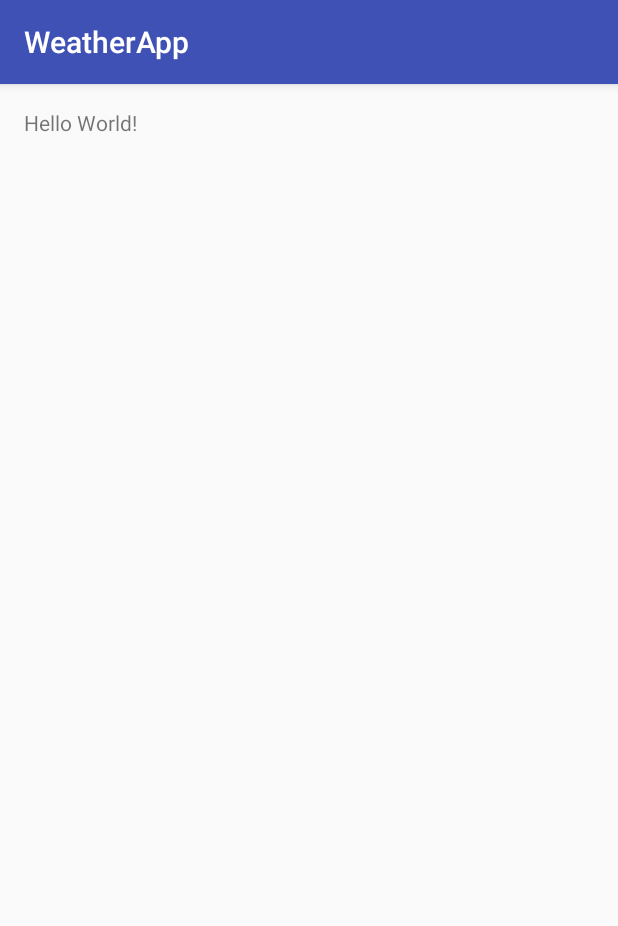
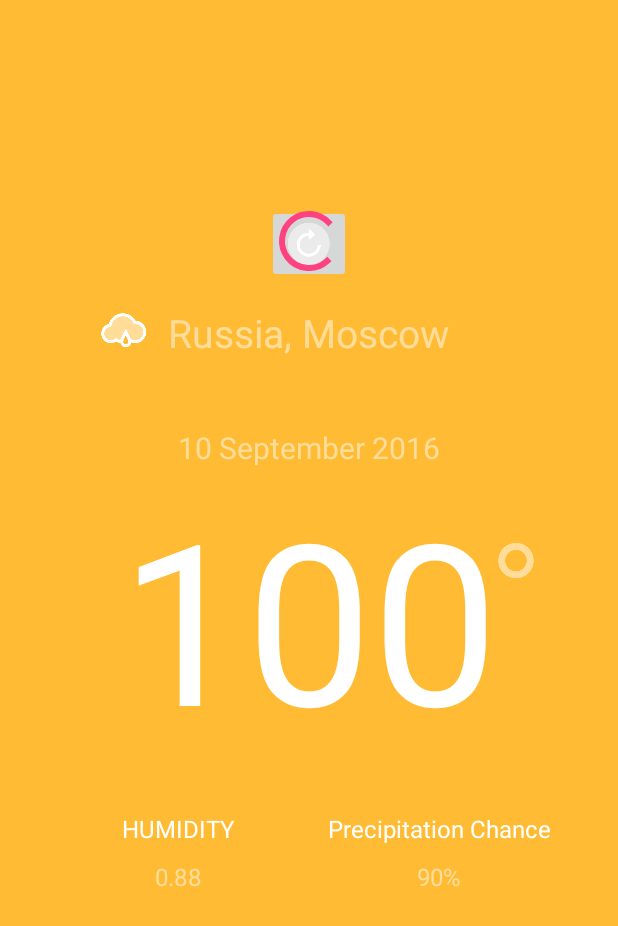
Before and after one commit to BarbosSergos/WeatherApp_WholeProject, an Android app: the screen it shows after launch (MainActivity), on a phone screen of 412 x 824 dp. Shown: the top 926 px of the screen. Run offline under Robolectric (Android 15) with nearby library versions, the phone set to English and light mode, and no system bars; our stand-ins replace ButterKnife.

Commit message:
Finished activity_main

```diff
--- a/app/build.gradle
+++ b/app/build.gradle
@@ -24,4 +24,5 @@ dependencies {
     testCompile 'junit:junit:4.12'
     compile 'com.android.support:appcompat-v7:24.2.0'
     compile 'com.squareup.okhttp3:okhttp:3.4.1'
+    compile 'com.jakewharton:butterknife:6.0.0'
 }
--- a/app/src/main/AndroidManifest.xml
+++ b/app/src/main/AndroidManifest.xml
@@ -11,7 +11,8 @@
         android:label="@string/app_name"
         android:supportsRtl="true"
         android:theme="@style/AppTheme">
-        <activity android:name=".MainActivity">
+        <activity android:name=".MainActivity"
+            android:screenOrientation="portrait">
             <intent-filter>
                 <action android:name="android.intent.action.MAIN"/>
 
--- a/app/src/main/java/com/barbos/sergey/weatherapp/CurrentWeather.java
+++ b/app/src/main/java/com/barbos/sergey/weatherapp/CurrentWeather.java
@@ -25,7 +25,7 @@ public class CurrentWeather {
         mIcon = icon;
     }
 
-    public int getIcon() {
+    public int getIconId() {
         int iconId = R.mipmap.clear_day;
 
         if (mIcon.equals("clear-day")) {
@@ -73,7 +73,7 @@ public class CurrentWeather {
     public String getFormattedTime() {
         SimpleDateFormat formatter = new SimpleDateFormat("h:mm a");
         formatter.setTimeZone(TimeZone.getTimeZone(getTimeZone()));
-        Date date = new Date(getTime() + 1000);
+        Date date = new Date(getTime() * 1000);
         String formatDate = formatter.format(date);
 
         return formatDate;
--- a/app/src/main/java/com/barbos/sergey/weatherapp/MainActivity.java
+++ b/app/src/main/java/com/barbos/sergey/weatherapp/MainActivity.java
@@ -7,6 +7,9 @@ import android.net.NetworkInfo;
 import android.support.v7.app.AppCompatActivity;
 import android.os.Bundle;
 import android.util.Log;
+import android.widget.ImageView;
+import android.widget.ProgressBar;
+import android.widget.TextView;
 import android.widget.Toast;
 
 import org.json.JSONException;
@@ -14,6 +17,8 @@ import org.json.JSONObject;
 
 import java.io.IOException;
 
+import butterknife.ButterKnife;
+import butterknife.InjectView;
 import okhttp3.Call;
 import okhttp3.Callback;
 import okhttp3.OkHttpClient;
@@ -26,10 +31,25 @@ public class MainActivity extends AppCompatActivity {
 
     private CurrentWeather mCurrentWeather;
 
+    //Инициализация всех элементов экрана
+    @InjectView(R.id.temperatureLabel) TextView mTemperatureLabel;
+    @InjectView(R.id.degreeLabel) ImageView mDegreeLabel;
+    @InjectView(R.id.timeLabel) TextView mTimeLabel;
+    @InjectView(R.id.locationLabel) TextView mLocationLabel;
+    @InjectView(R.id.imageLabel) ImageView mImageLabel;
+    @InjectView(R.id.humiditiLabel) TextView mHumidityLabel;
+    @InjectView(R.id.humidityValue) TextView mHumidityValue;
+    @InjectView(R.id.precipLabel) TextView mPrecipLabel;
+    @InjectView(R.id.precipValue) TextView mPrecipValue;
+    @InjectView(R.id.refreshButton) ImageView mRefreshButton;
+    @InjectView(R.id.progressBar) ProgressBar mProgressBar;
+
     @Override
     protected void onCreate(Bundle savedInstanceState) {
         super.onCreate(savedInstanceState);
         setContentView(R.layout.activity_main);
+
+        ButterKnife.inject(this);
 
         String apiKey = "0754214d1efe06c4a8fb1f5bb7df1104";
         double letitude = 37.8267;
@@ -40,7 +60,7 @@ public class MainActivity extends AppCompatActivity {
             //Lets create a http client
             OkHttpClient client = new OkHttpClient();
 
-            //Create here a Request object and after do a call with Call class.
+            //Build here a Request object and after do a call with Call class.
 
             Request request = new Request.Builder()
                     .url(forecastURL)
@@ -49,7 +69,7 @@ public class MainActivity extends AppCompatActivity {
             Call call = client.newCall(request);
 
 
-            //Get the responce from forecast.io
+            //Initialize asynchronical call and get the responce from forecast.io
             call.enqueue(new Callback() {
                 @Override
                 public void onFailure(Call call, IOException e) {
@@ -82,7 +102,8 @@ public class MainActivity extends AppCompatActivity {
     }
 
     private void alertUserAboutError() {
-
+        AlertDialogFragment alert = new AlertDialogFragment();
+        alert.show(getFragmentManager(), "error_dialog");
     }
 
     private CurrentWeather getCurrentJsonDate(String jsonResponce) throws JSONException {
--- a/app/src/main/res/layout/activity_main.xml
+++ b/app/src/main/res/layout/activity_main.xml
@@ -8,10 +8,136 @@
     android:paddingLeft="@dimen/activity_horizontal_margin"
     android:paddingRight="@dimen/activity_horizontal_margin"
     android:paddingTop="@dimen/activity_vertical_margin"
-    tools:context="com.barbos.sergey.weatherapp.MainActivity">
+    tools:context="com.barbos.sergey.weatherapp.MainActivity"
+    android:background="@android:color/holo_orange_light">
 
     <TextView
         android:layout_width="wrap_content"
         android:layout_height="wrap_content"
-        android:text="Hello World!"/>
+        android:text="100"
+        android:id="@+id/temperatureLabel"
+        android:layout_centerVertical="true"
+        android:layout_centerHorizontal="true"
+        android:textColor="@android:color/white"
+        android:textSize="150sp" />
+
+    <ImageView
+        android:layout_width="wrap_content"
+        android:layout_height="wrap_content"
+        android:id="@+id/degreeLabel"
+        android:src="@mipmap/degree"
+        android:layout_alignTop="@+id/temperatureLabel"
+        android:layout_toEndOf="@+id/temperatureLabel"
+        android:layout_marginTop="50dp" />
+
+    <TextView
+        android:layout_width="wrap_content"
+        android:layout_height="wrap_content"
+        android:text="10 September 2016"
+        android:id="@+id/timeLabel"
+        android:layout_above="@+id/degreeLabel"
+        android:layout_centerHorizontal="true"
+        android:textSize="20dp"
+        android:textColor="@color/transparent_white" />
+
+    <LinearLayout
+        android:orientation="horizontal"
+        android:layout_width="match_parent"
+        android:layout_height="wrap_content"
+        android:layout_below="@+id/temperatureLabel"
+        android:layout_centerHorizontal="true"
+        android:layout_marginTop="30dp">
+
+        <LinearLayout
+            android:orientation="vertical"
+            android:layout_width="match_parent"
+            android:layout_height="match_parent"
+            android:layout_weight="1">
+
+            <TextView
+                android:layout_width="wrap_content"
+                android:layout_height="wrap_content"
+                android:text="HUMIDITY"
+                android:id="@+id/humiditiLabel"
+                android:textColor="@android:color/white"
+                android:layout_gravity="top|center_horizontal"
+                android:textSize="16sp" />
+
+            <TextView
+                android:layout_width="wrap_content"
+                android:layout_height="wrap_content"
+                android:text="0.88"
+                android:id="@+id/humidityValue"
+                android:layout_marginTop="10dp"
+                android:textColor="@color/transparent_white"
+                android:layout_gravity="bottom|center_horizontal"
+                android:textSize="16sp" />
+        </LinearLayout>
+
+        <LinearLayout
+            android:orientation="vertical"
+            android:layout_width="match_parent"
+            android:layout_height="match_parent"
+            android:layout_weight="1">
+
+            <TextView
+                android:layout_width="wrap_content"
+                android:layout_height="wrap_content"
+                android:text="Precipitation Chance"
+                android:id="@+id/precipLabel"
+                android:textColor="@android:color/white"
+                android:textIsSelectable="false"
+                android:layout_gravity="center_horizontal"
+                android:textSize="16sp" />
+
+            <TextView
+                android:layout_width="wrap_content"
+                android:layout_height="wrap_content"
+                android:text="90%"
+                android:id="@+id/precipValue"
+                android:layout_gravity="center_horizontal"
+                android:textColor="@color/transparent_white"
+                android:layout_marginTop="10dp"
+                android:textSize="16sp" />
+        </LinearLayout>
+
+    </LinearLayout>
+
+    <TextView
+        android:layout_width="wrap_content"
+        android:layout_height="wrap_content"
+        android:text="Russia, Moscow"
+        android:id="@+id/locationLabel"
+        android:layout_above="@+id/timeLabel"
+        android:layout_centerHorizontal="true"
+        android:layout_marginBottom="45dp"
+        android:textColor="@color/transparent_white"
+        android:textSize="26sp" />
+
+    <ImageView
+        android:layout_width="wrap_content"
+        android:layout_height="wrap_content"
+        android:id="@+id/imageLabel"
+        android:layout_alignTop="@+id/locationLabel"
+        android:layout_toStartOf="@+id/timeLabel"
+        android:src="@mipmap/rain"
+        android:layout_marginRight="20dp" />
+
+    <ImageButton
+        android:layout_width="wrap_content"
+        android:layout_height="wrap_content"
+        android:id="@+id/refreshButton"
+        android:layout_above="@+id/locationLabel"
+        android:layout_centerHorizontal="true"
+        android:layout_marginBottom="15dp"
+        android:src="@mipmap/refresh" />
+
+    <ProgressBar
+        android:layout_width="wrap_content"
+        android:layout_height="wrap_content"
+        android:id="@+id/progressBar"
+        android:layout_alignTop="@+id/refreshButton"
+        android:layout_centerHorizontal="true"
+        android:nestedScrollingEnabled="false" />
+
 </RelativeLayout>
--- a/app/src/main/res/values/colors.xml
+++ b/app/src/main/res/values/colors.xml
@@ -3,4 +3,5 @@
     <color name="colorPrimary">#3F51B5</color>
     <color name="colorPrimaryDark">#303F9F</color>
     <color name="colorAccent">#FF4081</color>
+    <color name="transparent_white">#80ffffff</color>
 </resources>
--- a/app/src/main/res/values/dimens.xml
+++ b/app/src/main/res/values/dimens.xml
@@ -1,5 +1,5 @@
 <resources>
     <!-- Default screen margins, per the Android Design guidelines. -->
-    <dimen name="activity_horizontal_margin">16dp</dimen>
+    <dimen name="activity_horizontal_margin">32dp</dimen>
     <dimen name="activity_vertical_margin">16dp</dimen>
 </resources>
--- a/app/src/main/res/values/strings.xml
+++ b/app/src/main/res/values/strings.xml
@@ -2,5 +2,5 @@
     <string name="app_name">WeatherApp</string>
     <string name="error_title">Network error</string>
     <string name="error_message">Connection is unavailable</string>
-    <string name="dialog_positiveButtonText">OK</string>
+    <string name="dialog_positiveButtonText" translatable="false">OK</string>
 </resources>
--- a/app/src/main/res/values/styles.xml
+++ b/app/src/main/res/values/styles.xml
@@ -1,7 +1,7 @@
 <resources>
 
     <!-- Base application theme. -->
-    <style name="AppTheme" parent="Theme.AppCompat.Light.DarkActionBar">
+    <style name="AppTheme" parent="Theme.AppCompat.Light.NoActionBar">
         <!-- Customize your theme here. -->
         <item name="colorPrimary">@color/colorPrimary</item>
         <item name="colorPrimaryDark">@color/colorPrimaryDark</item>
```
Also changed, not shown: 1 other file.
